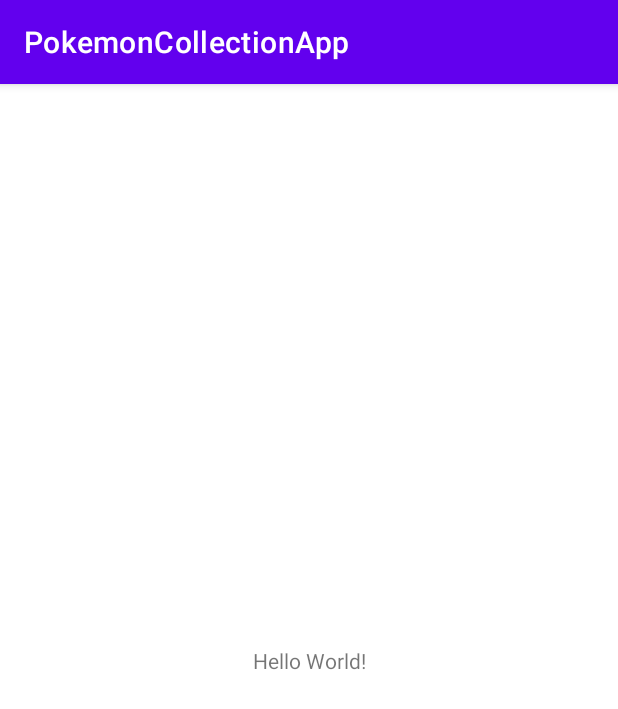
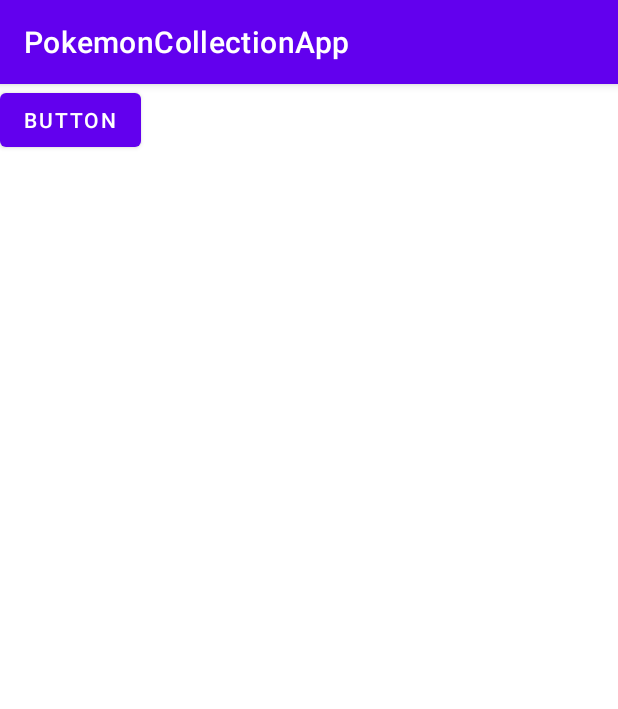
Before and after one commit to jcordry/PokemonCollectionApp, an Android app: the screen it shows after launch (MainActivity), on a phone screen of 412 x 824 dp. Shown: the top 709 px of the screen. Run offline under Robolectric (Android 15) with nearby library versions, the phone set to English and light mode, and no system bars.

Commit message:
Added a button

```diff
--- a/app/src/main/java/uk/ac/tees/mad/u0026939/pokemoncollectionapp/MainActivity.java
+++ b/app/src/main/java/uk/ac/tees/mad/u0026939/pokemoncollectionapp/MainActivity.java
@@ -3,12 +3,22 @@ package uk.ac.tees.mad.u0026939.pokemoncollectionapp;
 import androidx.appcompat.app.AppCompatActivity;
 
 import android.os.Bundle;
+import android.util.Log;
+import android.view.View;
+import android.widget.Button;
 
-public class MainActivity extends AppCompatActivity {
+public class MainActivity extends AppCompatActivity implements View.OnClickListener {
 
     @Override
     protected void onCreate(Bundle savedInstanceState) {
         super.onCreate(savedInstanceState);
         setContentView(R.layout.activity_main);
+        Button button = findViewById(R.id.button);
+        button.setOnClickListener(this);
+    }
+
+    public void onClick(View view)
+    {
+        Log.v("MainActivity", "Button clicked");
     }
 }
--- a/app/src/main/res/layout/activity_main.xml
+++ b/app/src/main/res/layout/activity_main.xml
@@ -6,13 +6,11 @@
     android:layout_height="match_parent"
     tools:context=".MainActivity">
 
-    <TextView
+    <Button
+        android:id="@+id/button"
         android:layout_width="wrap_content"
         android:layout_height="wrap_content"
-        android:text="Hello World!"
-        app:layout_constraintBottom_toBottomOf="parent"
-        app:layout_constraintEnd_toEndOf="parent"
+        android:text="Button"
         app:layout_constraintStart_toStartOf="parent"
         app:layout_constraintTop_toTopOf="parent" />
-
 </androidx.constraintlayout.widget.ConstraintLayout>
```
